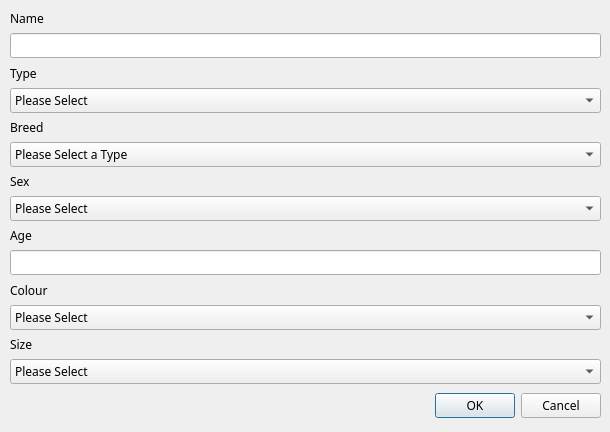
Qt form cuACS/addanimal.ui (cameronhawtin/Animal-Farm-cuACS) before a commit.
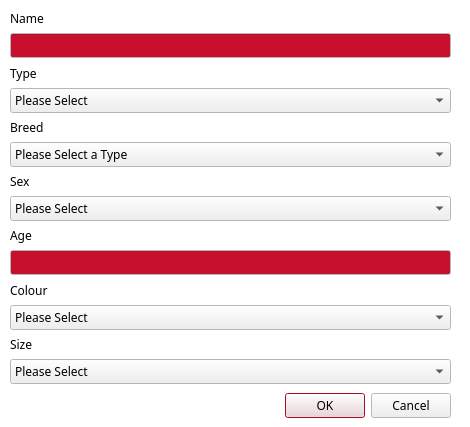
The same form after that commit.

Commit message: resize windows, uniform colour scheme

```diff
--- a/cuACS/addanimal.ui
+++ b/cuACS/addanimal.ui
@@ -6,10 +6,101 @@
    <rect>
     <x>0</x>
     <y>0</y>
-    <width>610</width>
-    <height>432</height>
+    <width>470</width>
+    <height>427</height>
    </rect>
   </property>
+  <property name="palette">
+   <palette>
+    <active>
+     <colorrole role="Base">
+      <brush brushstyle="SolidPattern">
+       <color alpha="255">
+        <red>200</red>
+        <green>16</green>
+        <blue>46</blue>
+       </color>
+      </brush>
+     </colorrole>
+     <colorrole role="Window">
+      <brush brushstyle="SolidPattern">
+       <color alpha="255">
+        <red>255</red>
+        <green>255</green>
+        <blue>255</blue>
+       </color>
+      </brush>
+     </colorrole>
+     <colorrole role="Highlight">
+      <brush brushstyle="SolidPattern">
+       <color alpha="255">
+        <red>200</red>
+        <green>16</green>
+        <blue>46</blue>
+       </color>
+      </brush>
+     </colorrole>
+    </active>
+    <inactive>
+     <colorrole role="Base">
+      <brush brushstyle="SolidPattern">
+       <color alpha="255">
+        <red>200</red>
+        <green>16</green>
+        <blue>46</blue>
+       </color>
+      </brush>
+     </colorrole>
+     <colorrole role="Window">
+      <brush brushstyle="SolidPattern">
+       <color alpha="255">
+        <red>255</red>
+        <green>255</green>
+        <blue>255</blue>
+       </color>
+      </brush>
+     </colorrole>
+     <colorrole role="Highlight">
+      <brush brushstyle="SolidPattern">
+       <color alpha="255">
+        <red>200</red>
+        <green>16</green>
+        <blue>46</blue>
+       </color>
+      </brush>
+     </colorrole>
+    </inactive>
+    <disabled>
+     <colorrole role="Base">
+      <brush brushstyle="SolidPattern">
+       <color alpha="255">
+        <red>255</red>
+        <green>255</green>
+        <blue>255</blue>
+       </color>
+      </brush>
+     </colorrole>
+     <colorrole role="Window">
+      <brush brushstyle="SolidPattern">
+       <color alpha="255">
+        <red>255</red>
+        <green>255</green>
+        <blue>255</blue>
+       </color>
+      </brush>
+     </colorrole>
+     <colorrole role="Highlight">
+      <brush brushstyle="SolidPattern">
+       <color alpha="255">
+        <red>145</red>
+        <green>141</green>
+        <blue>126</blue>
+       </color>
+      </brush>
+     </colorrole>
+    </disabled>
+   </palette>
+  </property>
   <property name="font">
    <font>
     <family>Egyptienne F</family>
@@ -24,7 +115,7 @@
    </property>
    <property name="geometry">
     <rect>
-     <x>260</x>
+     <x>110</x>
      <y>390</y>
      <width>341</width>
      <height>32</height>
@@ -45,7 +136,7 @@
     <rect>
      <x>10</x>
      <y>10</y>
-     <width>591</width>
+     <width>441</width>
      <height>374</height>
     </rect>
    </property>
```
The commit also changes 1 other file.
